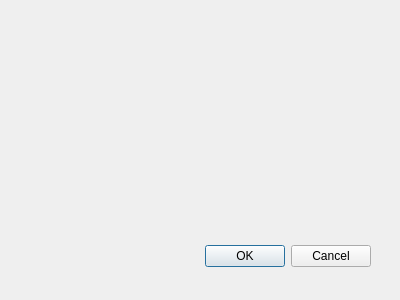
Qt form AnimationManager/AnimationCreator.ui (Nakio195/OSSAM-Editor) before a commit.
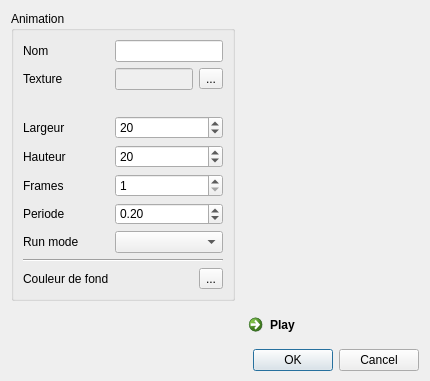
The same form after that commit. Icons and pictures are not drawn. Custom widgets are drawn as their Qt base class.

```diff
--- a/AnimationManager/AnimationCreator.ui
+++ b/AnimationManager/AnimationCreator.ui
@@ -8,32 +8,310 @@
    <rect>
     <x>0</x>
     <y>0</y>
-    <width>400</width>
-    <height>300</height>
+    <width>430</width>
+    <height>350</height>
    </rect>
   </property>
   <property name="windowTitle">
    <string>Dialog</string>
   </property>
-  <widget class="QDialogButtonBox" name="buttonBox">
-   <property name="geometry">
-    <rect>
-     <x>30</x>
-     <y>240</y>
-     <width>341</width>
-     <height>32</height>
-    </rect>
-   </property>
-   <property name="orientation">
-    <enum>Qt::Horizontal</enum>
-   </property>
-   <property name="standardButtons">
-    <set>QDialogButtonBox::Cancel|QDialogButtonBox::Ok</set>
-   </property>
-  </widget>
+  <property name="windowIcon">
+   <iconset resource="../icons.qrc">
+    <normaloff>:/editor/icons/icons/anims.svg</normaloff>:/editor/icons/icons/anims.svg</iconset>
+  </property>
+  <layout class="QGridLayout" name="gridLayout">
+   <item row="4" column="3" colspan="2">
+    <widget class="QDialogButtonBox" name="buttonBox">
+     <property name="orientation">
+      <enum>Qt::Horizontal</enum>
+     </property>
+     <property name="standardButtons">
+      <set>QDialogButtonBox::Cancel|QDialogButtonBox::Ok</set>
+     </property>
+    </widget>
+   </item>
+   <item row="3" column="0" rowspan="2">
+    <spacer name="verticalSpacer_3">
+     <property name="orientation">
+      <enum>Qt::Vertical</enum>
+     </property>
+     <property name="sizeHint" stdset="0">
+      <size>
+       <width>20</width>
+       <height>40</height>
+      </size>
+     </property>
+    </spacer>
+   </item>
+   <item row="0" column="0" rowspan="3">
+    <widget class="QGroupBox" name="groupBox">
+     <property name="sizePolicy">
+      <sizepolicy hsizetype="Preferred" vsizetype="Minimum">
+       <horstretch>0</horstretch>
+       <verstretch>0</verstretch>
+      </sizepolicy>
+     </property>
+     <property name="maximumSize">
+      <size>
+       <width>250</width>
+       <height>16777215</height>
+      </size>
+     </property>
+     <property name="title">
+      <string>Animation</string>
+     </property>
+     <layout class="QGridLayout" name="gridLayout_2">
+      <item row="9" column="0" colspan="3">
+       <widget class="Line" name="line">
+        <property name="orientation">
+         <enum>Qt::Horizontal</enum>
+        </property>
+       </widget>
+      </item>
+      <item row="5" column="1" colspan="2">
+       <widget class="QSpinBox" name="dbl_height">
+        <property name="minimum">
+         <number>1</number>
+        </property>
+        <property name="maximum">
+         <number>9999</number>
+        </property>
+        <property name="value">
+         <number>20</number>
+        </property>
+       </widget>
+      </item>
+      <item row="8" column="1" colspan="2">
+       <widget class="QComboBox" name="cmb_Mode"/>
+      </item>
+      <item row="2" column="2">
+       <widget class="QToolButton" name="toolButton">
+        <property name="text">
+         <string>...</string>
+        </property>
+       </widget>
+      </item>
+      <item row="8" column="0">
+       <widget class="QLabel" name="label_6">
+        <property name="text">
+         <string>Run mode</string>
+        </property>
+       </widget>
+      </item>
+      <item row="5" column="0">
+       <widget class="QLabel" name="label_5">
+        <property name="text">
+         <string>Hauteur</string>
+        </property>
+       </widget>
+      </item>
+      <item row="7" column="1" colspan="2">
+       <widget class="QDoubleSpinBox" name="dbl_period">
+        <property name="minimum">
+         <double>0.000000000000000</double>
+        </property>
+        <property name="maximum">
+         <double>99999.000000000000000</double>
+        </property>
+        <property name="singleStep">
+         <double>0.100000000000000</double>
+        </property>
+        <property name="value">
+         <double>0.200000000000000</double>
+        </property>
+       </widget>
+      </item>
+      <item row="3" column="0" colspan="3">
+       <widget class="QLabel" name="lbl_property">
+        <property name="text">
+         <string/>
+        </property>
+       </widget>
+      </item>
+      <item row="2" column="1">
+       <widget class="QLineEdit" name="ln_Asset">
+        <property name="enabled">
+         <bool>false</bool>
+        </property>
+        <property name="readOnly">
+         <bool>true</bool>
+        </property>
+       </widget>
+      </item>
+      <item row="4" column="0">
+       <widget class="QLabel" name="label_4">
+        <property name="text">
+         <string>Largeur</string>
+        </property>
+       </widget>
+      </item>
+      <item row="6" column="0">
+       <widget class="QLabel" name="label_3">
+        <property name="text">
+         <string>Frames</string>
+        </property>
+       </widget>
+      </item>
+      <item row="7" column="0">
+       <widget class="QLabel" name="label_7">
+        <property name="text">
+         <string>Periode</string>
+        </property>
+       </widget>
+      </item>
+      <item row="1" column="0">
+       <widget class="QLabel" name="label">
+        <property name="text">
+         <string>Nom</string>
+        </property>
+       </widget>
+      </item>
+      <item row="6" column="1" colspan="2">
+       <widget class="QSpinBox" name="dbl_frames">
+        <property name="minimum">
+         <number>1</number>
+        </property>
+       </widget>
+      </item>
+      <item row="2" column="0">
+       <widget class="QLabel" name="label_2">
+        <property name="text">
+         <string>Texture</string>
+        </property>
+       </widget>
+      </item>
+      <item row="4" column="1" colspan="2">
+       <widget class="QSpinBox" name="dbl_width">
+        <property name="minimum">
+         <number>1</number>
+        </property>
+        <property name="maximum">
+         <number>9999</number>
+        </property>
+        <property name="value">
+         <number>20</number>
+        </property>
+       </widget>
+      </item>
+      <item row="1" column="1" colspan="2">
+       <widget class="QLineEdit" name="ln_Name"/>
+      </item>
+      <item row="10" column="0">
+       <widget class="QLabel" name="label_8">
+        <property name="text">
+         <string>Couleur de fond</string>
+        </property>
+       </widget>
+      </item>
+      <item row="10" column="2">
+       <widget class="QToolButton" name="btn_color">
+        <property name="text">
+         <string>...</string>
+        </property>
+       </widget>
+      </item>
+      <item row="10" column="1">
+       <widget class="QLabel" name="clr_viewer">
+        <property name="text">
+         <string/>
+        </property>
+       </widget>
+      </item>
+     </layout>
+    </widget>
+   </item>
+   <item row="3" column="1" colspan="4">
+    <widget class="QCommandLinkButton" name="btn_Play">
+     <property name="maximumSize">
+      <size>
+       <width>16777215</width>
+       <height>50</height>
+      </size>
+     </property>
+     <property name="text">
+      <string>Play</string>
+     </property>
+     <property name="icon">
+      <iconset resource="../icons.qrc">
+       <normaloff>:/editor/icons/icons/play-arrow.svg</normaloff>:/editor/icons/icons/play-arrow.svg</iconset>
+     </property>
+    </widget>
+   </item>
+   <item row="1" column="2" colspan="3">
+    <widget class="AnimationViewer" name="viewer" native="true">
+     <property name="sizePolicy">
+      <sizepolicy hsizetype="Minimum" vsizetype="Minimum">
+       <horstretch>0</horstretch>
+       <verstretch>0</verstretch>
+      </sizepolicy>
+     </property>
+     <property name="minimumSize">
+      <size>
+       <width>50</width>
+       <height>50</height>
+      </size>
+     </property>
+     <property name="focusPolicy">
+      <enum>Qt::StrongFocus</enum>
+     </property>
+    </widget>
+   </item>
+   <item row="2" column="1" colspan="4">
+    <spacer name="verticalSpacer">
+     <property name="orientation">
+      <enum>Qt::Vertical</enum>
+     </property>
+     <property name="sizeType">
+      <enum>QSizePolicy::MinimumExpanding</enum>
+     </property>
+     <property name="sizeHint" stdset="0">
+      <size>
+       <width>20</width>
+       <height>40</height>
+      </size>
+     </property>
+    </spacer>
+   </item>
+   <item row="0" column="2" colspan="3">
+    <spacer name="verticalSpacer_2">
+     <property name="orientation">
+      <enum>Qt::Vertical</enum>
+     </property>
+     <property name="sizeHint" stdset="0">
+      <size>
+       <width>20</width>
+       <height>40</height>
+      </size>
+     </property>
+    </spacer>
+   </item>
+  </layout>
  </widget>
- <pixmapfunction/>
- <resources/>
+ <customwidgets>
+  <customwidget>
+   <class>AnimationViewer</class>
+   <extends>QWidget</extends>
+   <header>AnimationManager/AnimationViewer.h</header>
+   <container>1</container>
+   <slots>
+    <slot>play()</slot>
+   </slots>
+  </customwidget>
+ </customwidgets>
+ <tabstops>
+  <tabstop>ln_Name</tabstop>
+  <tabstop>ln_Asset</tabstop>
+  <tabstop>toolButton</tabstop>
+  <tabstop>dbl_width</tabstop>
+  <tabstop>dbl_height</tabstop>
+  <tabstop>dbl_frames</tabstop>
+  <tabstop>dbl_period</tabstop>
+  <tabstop>cmb_Mode</tabstop>
+  <tabstop>btn_Play</tabstop>
+ </tabstops>
+ <resources>
+  <include location="../icons.qrc"/>
+ </resources>
  <connections>
   <connection>
    <sender>buttonBox</sender>
```
Left out of the diff: 147 changed lines with no effect on the pictures.
